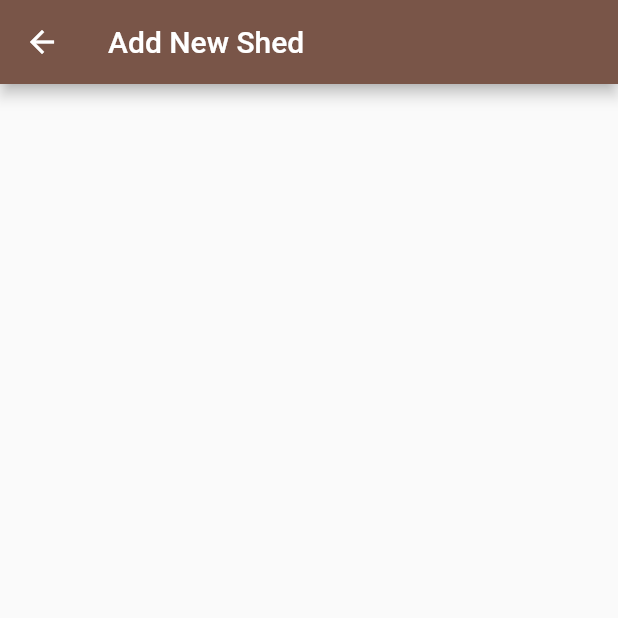
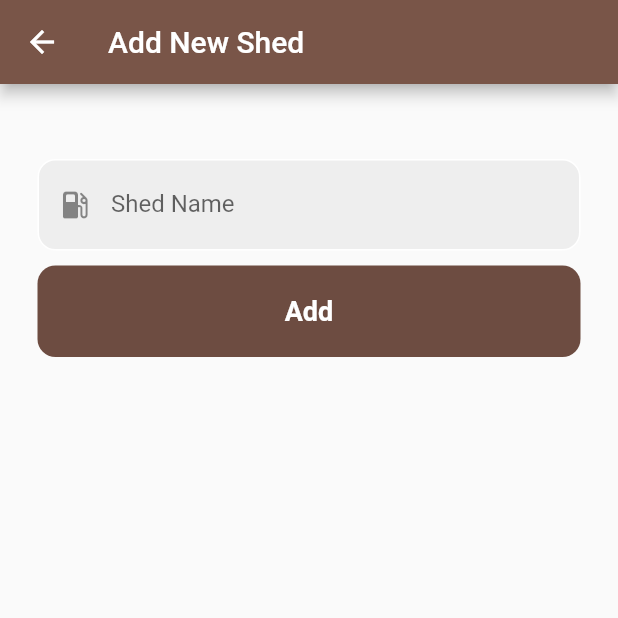
Before and after one commit to MC-FuelQs/fuelapp-frontend-flutter, a Flutter app: the screen it shows after launch, in the side drawer, after a tap on "Add New Shed", on a phone screen of 412 x 824 dp, the top half of it. Run offline on Flutter 3.47's test engine with Material 2 defaults, Android fonts, the phone set to English and light mode, and no system bars; our stand-ins replace flutter_dotenv, google_fonts, shared_preferences; network calls fail.

Commit message:
Implement add shed page functionality

```diff
--- a/lib/components/addShed.dart
+++ b/lib/components/addShed.dart
@@ -1,6 +1,12 @@
+import 'dart:convert';
+import 'dart:io';
+
 import 'package:flutter/material.dart';
 import 'package:flutter/src/widgets/container.dart';
 import 'package:flutter/src/widgets/framework.dart';
+import 'package:flutter_dotenv/flutter_dotenv.dart';
+import 'package:shared_preferences/shared_preferences.dart';
+import 'package:http/http.dart' as http;
 
 class AddShed extends StatefulWidget {
   const AddShed({super.key});
@@ -10,6 +16,32 @@ class AddShed extends StatefulWidget {
 }
 
 class _AddShedState extends State<AddShed> {
+  String API_URL = dotenv.get('API_URL', fallback: 'http://localhost:3000');
+
+  var shedName = '';
+  var username = 'tempName';
+  @override
+  void initState() {
+    super.initState();
+    getUserName();
+  }
+
+  addNewShed(String owner, String shedName) async {
+    final prefs = await SharedPreferences.getInstance();
+    final String? token = prefs.getString('authToken');
+    print(shedName.toString() + "added and set owner to : " + owner.toString());
+    var url = '$API_URL/api/shed/register';
+    var response = await http.post(
+      Uri.parse(url),
+      headers: {
+        HttpHeaders.contentTypeHeader: "application/json",
+        HttpHeaders.authorizationHeader: "Bearer $token"
+      },
+      body: jsonEncode(<String, String>{'owner': owner, 'shedName': shedName}),
+    );
+    print(response.statusCode);
+  }
+
   @override
   Widget build(BuildContext context) {
     return Scaffold(
@@ -17,6 +49,74 @@ class _AddShedState extends State<AddShed> {
         title: const Text('Add New Shed'),
         backgroundColor: Colors.brown,
       ),
+      body: Container(
+        child: SafeArea(
+          child: Center(
+            child: Column(
+              children: [
+                const SizedBox(
+                  height: 50,
+                ),
+                Padding(
+                  padding: const EdgeInsets.symmetric(horizontal: 25.0),
+                  child: Container(
+                    decoration: BoxDecoration(
+                        color: Colors.grey.shade200,
+                        border: Border.all(color: Colors.white),
+                        borderRadius: BorderRadius.circular(12)),
+                    child: TextField(
+                      onChanged: (val) {
+                        setState(() {
+                          shedName = val;
+                        });
+                      },
+                      decoration: const InputDecoration(
+                          border: InputBorder.none,
+                          hintText: 'Enter Shed Name',
+                          labelText: 'Shed Name',
+                          prefixIcon: Icon(Icons.local_gas_station_rounded)),
+                    ),
+                  ),
+                ),
+                const SizedBox(
+                  height: 10,
+                ),
+                Padding(
+                  padding: const EdgeInsets.symmetric(horizontal: 25.0),
+                  child: GestureDetector(
+                    onTap: () {
+                      addNewShed(username, shedName);
+                      Navigator.pop(context);
+                    },
+                    child: Container(
+                      padding: const EdgeInsets.all(20.0),
+                      decoration: BoxDecoration(
+                          color: Colors.brown.shade600,
+                          borderRadius: BorderRadius.circular(12)),
+                      child: const Center(
+                        child: Text(
+                          'Add',
+                          style: TextStyle(
+                              color: Colors.white,
+                              fontWeight: FontWeight.bold,
+                              fontSize: 18),
+                        ),
+                      ),
+                    ),
+                  ),
+                ),
+              ],
+            ),
+          ),
+        ),
+      ),
     );
   }
+
+  getUserName() async {
+    final prefs = await SharedPreferences.getInstance();
+    setState(() {
+      username = prefs.getString('username').toString();
+    });
+  }
 }
```
